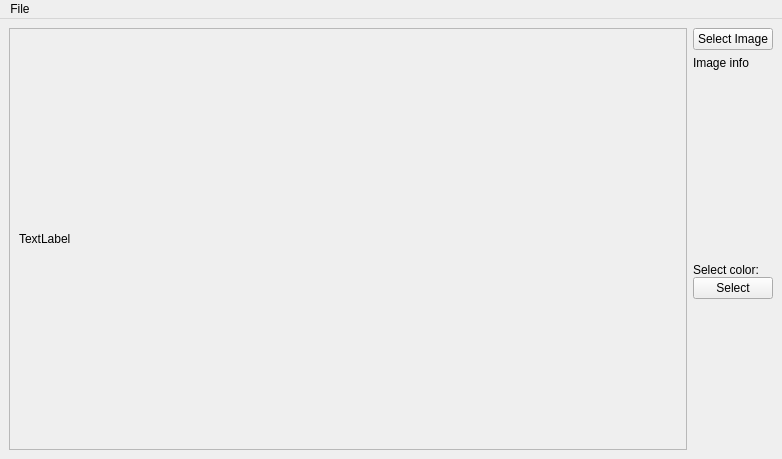
The window that include/mainwindow.ui (VMaksimN/imager) describes before a commit, drawn with Qt 5.
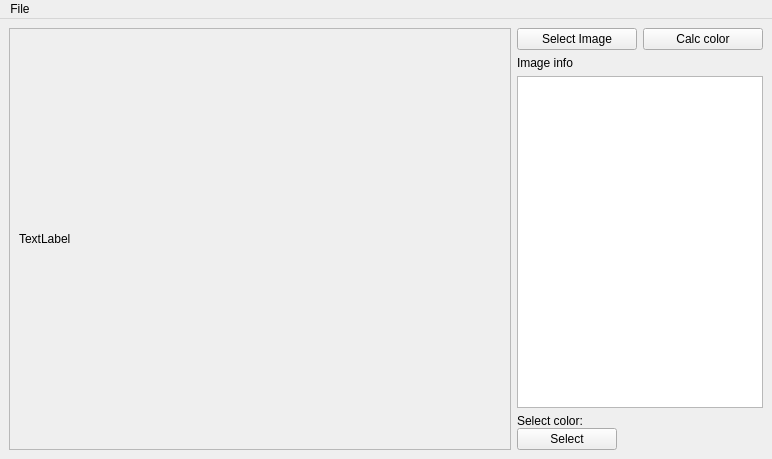
The same window after the commit. Custom widgets are drawn as their Qt base class.

Diff of the .ui file:
```diff
--- a/include/mainwindow.ui
+++ b/include/mainwindow.ui
@@ -6,7 +6,7 @@
    <rect>
     <x>0</x>
     <y>0</y>
-    <width>782</width>
+    <width>772</width>
     <height>459</height>
    </rect>
   </property>
@@ -27,7 +27,7 @@
           <rect>
            <x>0</x>
            <y>0</y>
-           <width>629</width>
+           <width>484</width>
            <height>409</height>
           </rect>
          </property>
@@ -59,20 +59,49 @@
       <item>
        <layout class="QVBoxLayout" name="ImageControlsLayout">
         <item>
+         <layout class="QHBoxLayout" name="ImageButtonsLayout">
+          <item>
          <widget class="QPushButton" name="SelectImageButton">
           <property name="sizePolicy">
-           <sizepolicy hsizetype="Minimum" vsizetype="Fixed">
+             <sizepolicy hsizetype="Fixed" vsizetype="Fixed">
             <horstretch>0</horstretch>
             <verstretch>0</verstretch>
            </sizepolicy>
           </property>
+            <property name="minimumSize">
+             <size>
+              <width>120</width>
+              <height>0</height>
+             </size>
+            </property>
           <property name="text">
            <string>Select Image</string>
           </property>
          </widget>
         </item>
         <item>
-         <widget class="QLabel" name="label">
+           <widget class="QPushButton" name="CalcColorButton">
+            <property name="sizePolicy">
+             <sizepolicy hsizetype="Fixed" vsizetype="Fixed">
+              <horstretch>0</horstretch>
+              <verstretch>0</verstretch>
+             </sizepolicy>
+            </property>
+            <property name="minimumSize">
+             <size>
+              <width>120</width>
+              <height>0</height>
+             </size>
+            </property>
+            <property name="text">
+             <string>Calc color</string>
+            </property>
+           </widget>
+          </item>
+         </layout>
+        </item>
+        <item>
+         <widget class="QLabel" name="ImageInfoLabel">
           <property name="frameShape">
            <enum>QFrame::NoFrame</enum>
           </property>
@@ -85,17 +114,16 @@
          </widget>
         </item>
         <item>
-         <spacer name="verticalSpacer_2">
-          <property name="orientation">
-           <enum>Qt::Vertical</enum>
+         <widget class="QPlainTextEdit" name="ImageInfoTextEdit">
+          <property name="sizePolicy">
+           <sizepolicy hsizetype="Maximum" vsizetype="Expanding">
+            <horstretch>0</horstretch>
+            <verstretch>0</verstretch>
+           </sizepolicy>
           </property>
-          <property name="sizeHint" stdset="0">
-           <size>
-            <width>20</width>
-            <height>40</height>
-           </size>
-          </property>
-         </spacer>
+         </widget>
+        </item>
+       </layout>
         </item>
         <item>
          <layout class="QVBoxLayout" name="ColorControlsLayout">
@@ -120,6 +148,18 @@
           </item>
           <item alignment="Qt::AlignTop">
            <widget class="KColorButton" name="kcolorbutton">
+          <property name="sizePolicy">
+           <sizepolicy hsizetype="Fixed" vsizetype="Fixed">
+            <horstretch>0</horstretch>
+            <verstretch>0</verstretch>
+           </sizepolicy>
+          </property>
+          <property name="minimumSize">
+           <size>
+            <width>100</width>
+            <height>0</height>
+           </size>
+          </property>
             <property name="text">
              <string>Select</string>
             </property>
@@ -135,21 +175,6 @@
             </property>
            </widget>
           </item>
-          <item>
-           <spacer name="verticalSpacer">
-            <property name="orientation">
-             <enum>Qt::Vertical</enum>
-            </property>
-            <property name="sizeHint" stdset="0">
-             <size>
-              <width>20</width>
-              <height>40</height>
-             </size>
-            </property>
-           </spacer>
-          </item>
-         </layout>
-        </item>
        </layout>
       </item>
      </layout>
@@ -161,7 +186,7 @@
     <rect>
      <x>0</x>
      <y>0</y>
-     <width>782</width>
+     <width>772</width>
      <height>28</height>
     </rect>
    </property>
```
Left out of the diff: 21 changed lines with no effect on the pictures. Lines whose indentation alone changed are shown as unchanged.
